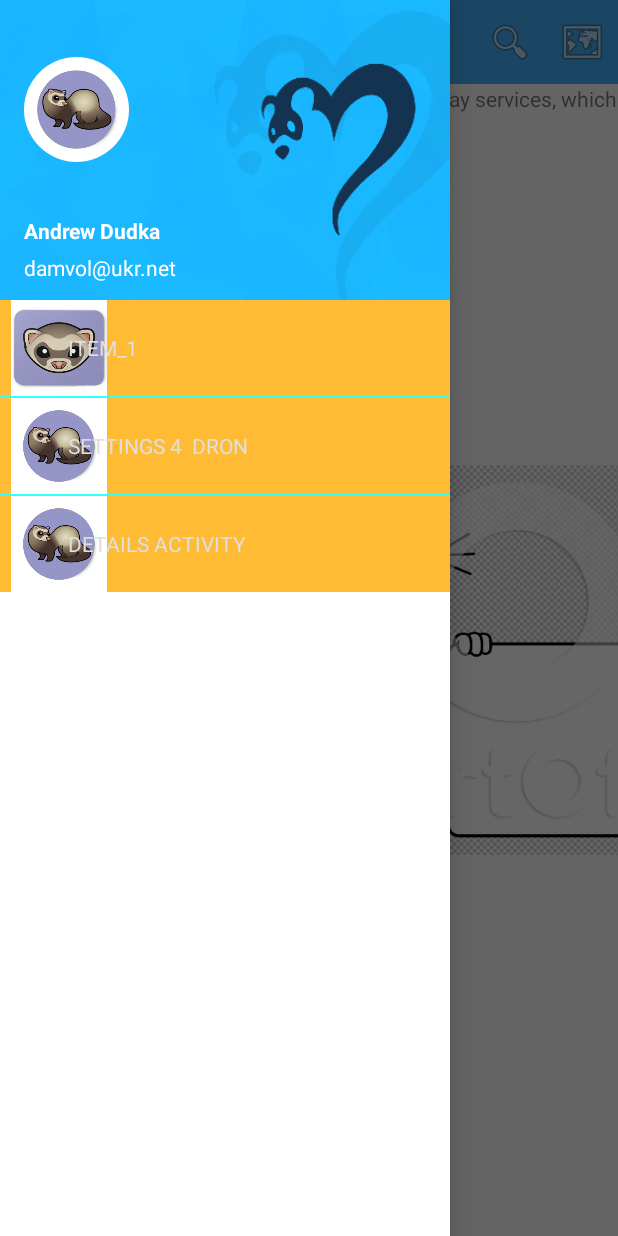
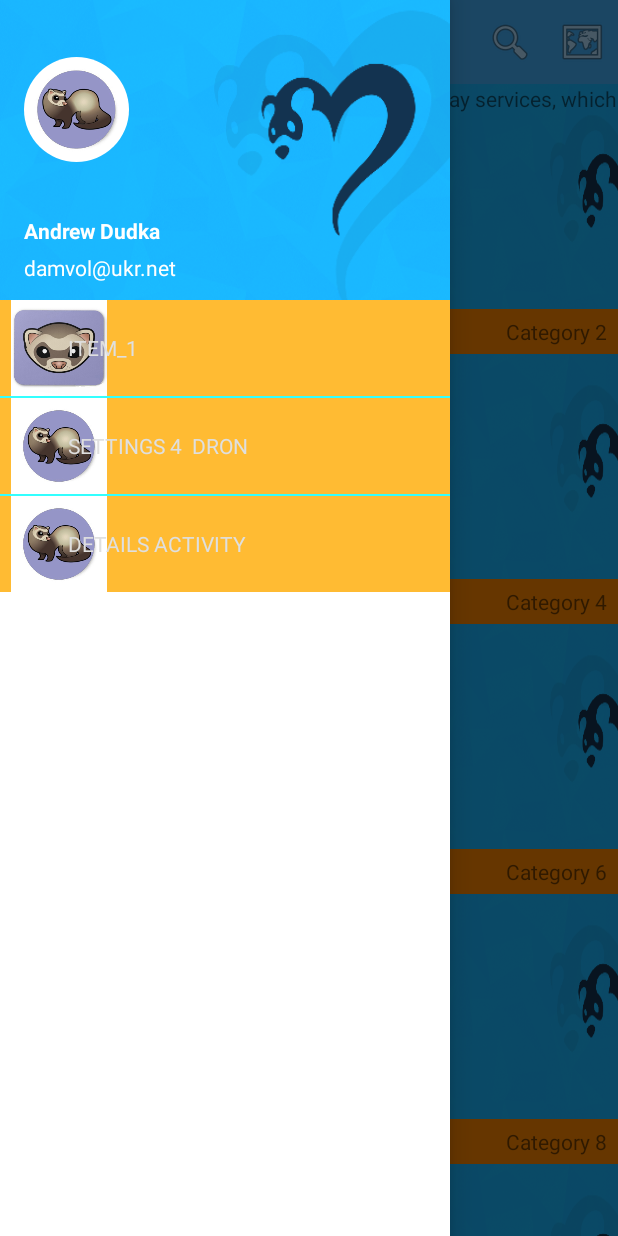
Before and after one commit to CrazyClimbersTeam/HoReCa, an Android app: the MainActivity screen opened directly, with no data from a screen before it, after a tap on "ITEM_1", on a phone screen of 412 x 824 dp. Run offline under Robolectric (Android 15) with nearby library versions, the phone set to English and light mode, and no system bars; our stand-ins replace CircleImageView; 1 statement that could not run was skipped; 3 other taps on this screen came first.

Commit message:
Add main screen categories, remove obsolete container for fragments (now using parallax view as a container)

```diff
--- a/app/build.gradle
+++ b/app/build.gradle
@@ -33,4 +33,5 @@ dependencies {
     compile 'com.google.android.gms:play-services:6.5.87'
     compile 'com.soundcloud.android:android-crop:0.9.10@aar'
     compile 'de.hdodenhof:circleimageview:1.2.1'
+    compile 'com.android.support:recyclerview-v7:21.0.3'
 }
--- a/app/src/main/java/com/crazyclimbersteam/horeca/activity/MainActivity.java
+++ b/app/src/main/java/com/crazyclimbersteam/horeca/activity/MainActivity.java
@@ -3,7 +3,6 @@ package com.crazyclimbersteam.horeca.activity;
 import android.app.SearchManager;
 import android.content.Context;
 import android.os.Bundle;
-import android.support.v4.app.Fragment;
 import android.support.v4.widget.DrawerLayout;
 import android.support.v7.app.ActionBarActivity;
 import android.support.v7.app.ActionBarDrawerToggle;
@@ -18,7 +17,7 @@ import android.view.View;
 import com.crazyclimbersteam.horeca.HorecApplication;
 import com.crazyclimbersteam.horeca.R;
 import com.crazyclimbersteam.horeca.fragment.base.BaseFragment;
-import com.crazyclimbersteam.horeca.fragment.settings.SettingsFragment;
+import com.crazyclimbersteam.horeca.fragment.main.CategoriesFragment;
 import com.crazyclimbersteam.horeca.menu.MenuItemClickListener;
 import com.crazyclimbersteam.horeca.menu.NavigationMenuFragment;
 import com.crazyclimbersteam.horeca.menu.model.MenuNavigable;
@@ -44,11 +43,11 @@ public class MainActivity extends ActionBarActivity implements MenuItemClickList
     public static final int SCREEN_CONTAINER_ID = R.id.screen_container;
 
     private Toolbar mToolbar;
-    private ParallaxView mParallaxView;
+    private ParallaxView containerView;
     private NavigationMenuFragment mNavigationMenuFragment;
 
     private ScreenController mScreenController;
-    private String mCurrentScreenTag;
+
 
     @Override
     protected void onCreate(Bundle savedInstanceState) {
@@ -61,12 +60,13 @@ public class MainActivity extends ActionBarActivity implements MenuItemClickList
             JeapieAPI.getInstance().registerTokenInBackground(this, SENDER_ID);
         }
 
-        mParallaxView = (ParallaxView) findViewById(R.id.parallax_content);
+        containerView = (ParallaxView) findViewById(SCREEN_CONTAINER_ID);
         mToolbar = getActionBarToolbar();
         getSupportActionBar().setDisplayHomeAsUpEnabled(true);
         getSupportActionBar().setHomeButtonEnabled(true);
         initDrawer();
         initScreenController();
+        navigateToScreenFragment(CategoriesFragment.newInstance());
     }
 
     private void initDrawer() {
@@ -84,7 +84,7 @@ public class MainActivity extends ActionBarActivity implements MenuItemClickList
             @Override
             public void onDrawerSlide(View drawerView, float slideOffset) {
                 super.onDrawerSlide(drawerView, slideOffset);
-                mParallaxView.setOffset(MENU_HEIGHT * slideOffset);
+                containerView.setOffset(MENU_HEIGHT * slideOffset);
             }
 
             @Override
@@ -104,7 +104,7 @@ public class MainActivity extends ActionBarActivity implements MenuItemClickList
     }
 
     private void initScreenController() {
-        mScreenController = new ScreenController(getSupportFragmentManager());
+        mScreenController = new ScreenController(getSupportFragmentManager(), SCREEN_CONTAINER_ID);
     }
 
     protected Toolbar getActionBarToolbar() {
@@ -177,16 +177,9 @@ public class MainActivity extends ActionBarActivity implements MenuItemClickList
     public void onMenuItemClick(MenuNavigable<MainActivity> menuNavigable, MenuItemView menuItem) {
         log("onMenuItemClick: " + menuNavigable.getTag());
         menuNavigable.handleItemClick(this);
-        mCurrentScreenTag = menuNavigable.getTag();
-
     }
 
     public void navigateToScreenFragment(BaseFragment fragment) {
-        log("navigateToScreenFragment");
-        if (!fragment.getFragmentTag().equals(mCurrentScreenTag)) {
-            log("navigateToScreenFragment success");
-            getSupportFragmentManager().beginTransaction().replace(SCREEN_CONTAINER_ID, fragment).
-                    commitAllowingStateLoss();
-        }
+        mScreenController.navigateToScreenFragment(fragment);
     }
 }
--- a/app/src/main/java/com/crazyclimbersteam/horeca/adapter/MainCategoriesAdapter.java
+++ b/app/src/main/java/com/crazyclimbersteam/horeca/adapter/MainCategoriesAdapter.java
@@ -1,10 +1,14 @@
 package com.crazyclimbersteam.horeca.adapter;
 
 import android.content.Context;
+import android.support.v7.widget.RecyclerView;
+import android.view.LayoutInflater;
 import android.view.View;
 import android.view.ViewGroup;
-import android.widget.BaseAdapter;
+import android.widget.ImageView;
+import android.widget.TextView;
 
+import com.crazyclimbersteam.horeca.R;
 import com.crazyclimbersteam.horeca.net.pojo.Category;
 
 import java.util.List;
@@ -15,7 +19,7 @@ import java.util.List;
  * Date: 21.02.15
  * Time: 14:44
  */
-public class MainCategoriesAdapter extends BaseAdapter {
+public class MainCategoriesAdapter extends RecyclerView.Adapter<MainCategoriesAdapter.ViewHolder> {
 
     Context context;
 
@@ -25,27 +29,38 @@ public class MainCategoriesAdapter extends BaseAdapter {
         this.context = context;
     }
 
-    @Override
-    public int getCount() {
-        return 0;
+    public void setCategoryList(List<Category> categoryList) {
+        this.categoryList = categoryList;
+        notifyDataSetChanged();
     }
 
     @Override
-    public Object getItem(int position) {
-        return null;
+    public ViewHolder onCreateViewHolder(ViewGroup parent, int viewType) {
+        View v = LayoutInflater.from(parent.getContext()).inflate(R.layout.grid_item, parent, false);
+        ViewHolder holder = new ViewHolder(v);
+        return holder;
     }
 
     @Override
-    public long getItemId(int position) {
-        return 0;
+    public void onBindViewHolder(ViewHolder viewHolder, int position) {
+        viewHolder.categoryName.setText(categoryList.get(position).getName());
     }
 
     @Override
-    public View getView(int position, View convertView, ViewGroup parent) {
-        return null;
+    public int getItemCount() {
+        return categoryList.size();
     }
 
-    public void setCategoryList(List<Category> categoryList) {
-        this.categoryList = categoryList;
+    public static class ViewHolder extends RecyclerView.ViewHolder {
+
+        TextView categoryName;
+        ImageView categoryImage;
+
+        public ViewHolder(View itemView) {
+            super(itemView);
+            categoryName = (TextView) itemView.findViewById(R.id.category_name);
+            categoryImage = (ImageView) itemView.findViewById(R.id.category_image);
+        }
+
     }
 }
--- a/app/src/main/java/com/crazyclimbersteam/horeca/fragment/main/CategoriesFragment.java
+++ b/app/src/main/java/com/crazyclimbersteam/horeca/fragment/main/CategoriesFragment.java
@@ -1,10 +1,76 @@
 package com.crazyclimbersteam.horeca.fragment.main;
 
+import android.os.Bundle;
+import android.support.annotation.Nullable;
+import android.support.v7.widget.GridLayoutManager;
+import android.support.v7.widget.RecyclerView;
+import android.view.LayoutInflater;
+import android.view.View;
+import android.view.ViewGroup;
+
+import com.crazyclimbersteam.horeca.R;
+import com.crazyclimbersteam.horeca.adapter.MainCategoriesAdapter;
 import com.crazyclimbersteam.horeca.fragment.base.BaseFragment;
+import com.crazyclimbersteam.horeca.net.pojo.Category;
+
+import java.util.ArrayList;
+import java.util.List;
 
 /**
  * @author Mirash
  */
 public class CategoriesFragment extends BaseFragment {
     public static String TAG = getFragmentTag(CategoriesFragment.class);
+
+    public static final int COLUMNS_COUNT = 2;
+
+    private RecyclerView gridView;
+
+    public static CategoriesFragment newInstance() {
+        return new CategoriesFragment();
+    }
+
+    public CategoriesFragment() {
+        // Nothing to do
+    }
+
+    @Override
+    public View onCreateView(LayoutInflater inflater, @Nullable ViewGroup container, @Nullable Bundle savedInstanceState) {
+        View view = inflater.inflate(R.layout.categories_fragment, container, false);
+        initGridView(view);
+        return view;
+    }
+
+    private void initGridView(View root) {
+        gridView = (RecyclerView) root.findViewById(R.id.main_grid);
+        gridView.setHasFixedSize(true);
+        GridLayoutManager manager = new GridLayoutManager(getActivity().getBaseContext(), COLUMNS_COUNT);
+        manager.offsetChildrenHorizontal(getResources().getDimensionPixelSize(R.dimen.grid_item_spacing));
+        manager.offsetChildrenVertical(getResources().getDimensionPixelSize(R.dimen.grid_item_spacing));
+        gridView.setLayoutManager(manager);
+        MainCategoriesAdapter adapter = new MainCategoriesAdapter(getActivity().getBaseContext());
+        gridView.setAdapter(adapter);
+        List<Category> list = new ArrayList<Category>() {
+            {
+                add(new Category("url", "Category 1"));
+                add(new Category("url", "Category 2"));
+                add(new Category("url", "Category 3"));
+                add(new Category("url", "Category 4"));
+                add(new Category("url", "Category 5"));
+                add(new Category("url", "Category 6"));
+                add(new Category("url", "Category 7"));
+                add(new Category("url", "Category 8"));
+                add(new Category("url", "Category 9"));
+                add(new Category("url", "Category 10"));
+                add(new Category("url", "Category 11"));
+                add(new Category("url", "Category 12"));
+                add(new Category("url", "Category 13"));
+                add(new Category("url", "Category 14"));
+                add(new Category("url", "Category 15"));
+                add(new Category("url", "Category 16"));
+                add(new Category("url", "Category 17"));
+            }
+        };
+        adapter.setCategoryList(list);
+    }
 }
--- a/app/src/main/java/com/crazyclimbersteam/horeca/net/pojo/Category.java
+++ b/app/src/main/java/com/crazyclimbersteam/horeca/net/pojo/Category.java
@@ -8,6 +8,27 @@ package com.crazyclimbersteam.horeca.net.pojo;
  */
 public class Category {
 
-    // TODO add JSON fields
+    private String imageUrl;
+    private String name;
 
+    public Category(String imageUrl, String name) {
+        this.imageUrl = imageUrl;
+        this.name = name;
+    }
+
+    public String getImageUrl() {
+        return imageUrl;
+    }
+
+    public void setImageUrl(String imageUrl) {
+        this.imageUrl = imageUrl;
+    }
+
+    public String getName() {
+        return name;
+    }
+
+    public void setName(String name) {
+        this.name = name;
+    }
 }
--- a/app/src/main/java/com/crazyclimbersteam/horeca/tools/ScreenController.java
+++ b/app/src/main/java/com/crazyclimbersteam/horeca/tools/ScreenController.java
@@ -1,14 +1,31 @@
 package com.crazyclimbersteam.horeca.tools;
 
 import android.support.v4.app.FragmentManager;
+
+import com.crazyclimbersteam.horeca.fragment.base.BaseFragment;
+
+import static com.crazyclimbersteam.horeca.utils.LogUtils.log;
 
 /**
  * @author Mirash
  */
 public class ScreenController {
-    private FragmentManager mFragmentManager;
+    private FragmentManager fragmentManager;
+    private String currentScreenTag;
+    private int screenContainerId;
 
-    public ScreenController(FragmentManager fm) {
-        mFragmentManager = fm;
+    public ScreenController(FragmentManager fm, int containerId) {
+        fragmentManager = fm;
+        screenContainerId = containerId;
+    }
+
+    public void navigateToScreenFragment(BaseFragment fragment) {
+        log("navigateToScreenFragment");
+        if (!fragment.getFragmentTag().equals(currentScreenTag)) {
+            log("navigateToScreenFragment success");
+            fragmentManager.beginTransaction().replace(screenContainerId, fragment).
+                    commitAllowingStateLoss();
+            currentScreenTag = fragment.getFragmentTag();
+        }
     }
 }
--- /dev/null
+++ b/app/src/main/res/layout/categories_fragment.xml
@@ -0,0 +1,12 @@
+<?xml version="1.0" encoding="utf-8"?>
+<LinearLayout xmlns:android="http://schemas.android.com/apk/res/android"
+    android:orientation="vertical"
+    android:layout_width="match_parent"
+    android:layout_height="match_parent">
+
+    <android.support.v7.widget.RecyclerView
+        android:id="@+id/main_grid"
+        android:layout_width="match_parent"
+        android:layout_height="match_parent" />
+
+</LinearLayout>
--- /dev/null
+++ b/app/src/main/res/layout/grid_item.xml
@@ -0,0 +1,32 @@
+<?xml version="1.0" encoding="utf-8"?>
+<FrameLayout xmlns:android="http://schemas.android.com/apk/res/android"
+    android:orientation="vertical"
+    android:layout_width="wrap_content"
+    android:layout_height="wrap_content">
+
+    <ImageView
+        android:id="@+id/category_image"
+        android:layout_width="@dimen/grid_item_width"
+        android:layout_height="@dimen/grid_item_height"
+        android:background="@drawable/fon"/>
+
+    <FrameLayout
+        android:layout_width="@dimen/grid_item_width"
+        android:layout_height="wrap_content"
+        android:layout_gravity="bottom"
+        android:background="@android:color/holo_orange_dark">
+
+
+        <TextView
+            android:id="@+id/category_name"
+            android:layout_width="wrap_content"
+            android:layout_height="wrap_content"
+            android:layout_gravity="center"
+            android:singleLine="true"
+            android:ellipsize="end"
+            android:text="Item default text"
+            android:padding="5dp"/>
+
+        </FrameLayout>
+
+</FrameLayout>
--- a/app/src/main/res/layout/main_activity_layout.xml
+++ b/app/src/main/res/layout/main_activity_layout.xml
@@ -19,23 +19,13 @@
             android:alpha="0.8"
             android:background="@color/app_main_color" />
 
+        <!-- fragment screens will be here -->
         <com.crazyclimbersteam.horeca.tools.ParallaxView
-            android:id="@+id/parallax_content"
+            android:id="@+id/screen_container"
             android:layout_width="match_parent"
             android:layout_height="match_parent"
-            parallax:parallaxValue="@dimen/parallax_value">
-            <!-- remove me -->
-            <ImageView
-                android:layout_width="300dp"
-                android:layout_height="300dp"
-                android:layout_gravity="center"
-                android:src="@drawable/forret_splash_layout" />
-            <!-- fragment screens will be here -->
-            <FrameLayout
-                android:id="@+id/screen_container"
-                android:layout_width="match_parent"
-                android:layout_height="match_parent" />
-        </com.crazyclimbersteam.horeca.tools.ParallaxView>
+            parallax:parallaxValue="@dimen/parallax_value" />
+
     </LinearLayout>
 
     <fragment
--- a/app/src/main/res/values/dimens.xml
+++ b/app/src/main/res/values/dimens.xml
@@ -7,4 +7,8 @@
     <dimen name="navigation_menu_separator_height">1dp</dimen>
     <dimen name="navigation_menu_item_icon_margin_left">7dp</dimen>
     <dimen name="navigation_menu_item_title_margin_left">45dp</dimen>
+
+    <dimen name="grid_item_width">180dp</dimen>
+    <dimen name="grid_item_height">180dp</dimen>
+    <dimen name="grid_item_spacing">2dp</dimen>
 </resources>
```
